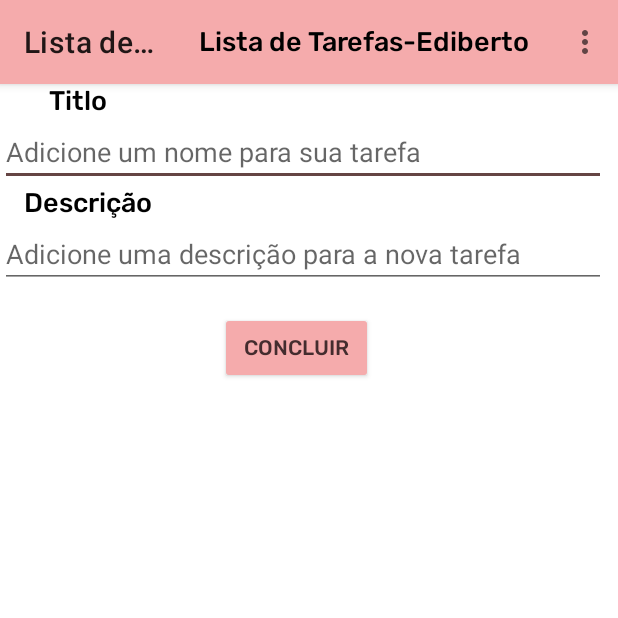
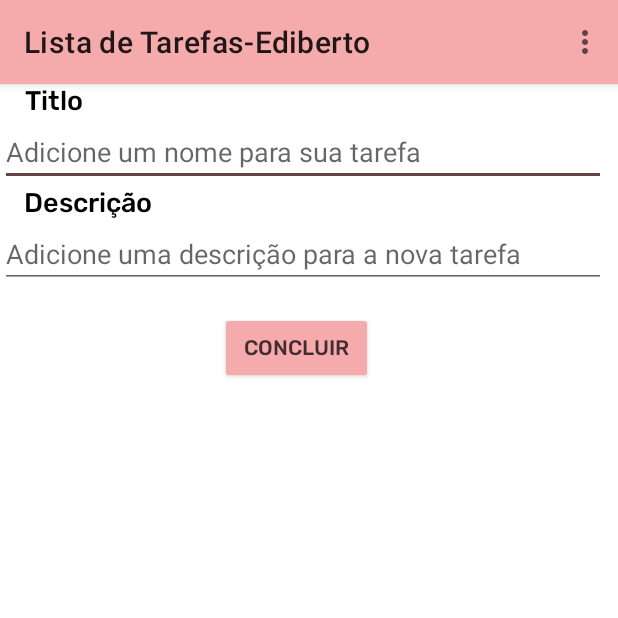
Before and after one commit to Ediberto/.TaskBeats, an Android app: the screen it shows after launch (TaskDetalhesActivity), after a tap on an icon or button, on a phone screen of 412 x 824 dp, the top half of it. Run offline under Robolectric (Android 15) with nearby library versions, the phone set to English and light mode, and no system bars; our stand-ins replace Room's generated code.

```diff
--- a/app/src/main/java/com/example/taskbeats_ediberto/presentation/NewsListAdapter.kt
+++ b/app/src/main/java/com/example/taskbeats_ediberto/presentation/NewsListAdapter.kt
@@ -48,7 +48,6 @@ class NewsListViewHolder(
 
     private val tvTitlo = view.findViewById<TextView>(R.id.tv_news_titlo)
     private val imgNews = view.findViewById<ImageView>(R.id.iv_news)
-
     fun bind(
         news: News
     ) {
--- a/app/src/main/java/com/example/taskbeats_ediberto/presentation/NewsListFragment.kt
+++ b/app/src/main/java/com/example/taskbeats_ediberto/presentation/NewsListFragment.kt
@@ -17,32 +17,6 @@ import com.example.taskbeats_ediberto.data.local.News
  * create an instance of this fragment.
  */
 class NewsListFragment : Fragment() {
-    //DAQUI
-  /*  private val urlList = listOf(
-        "https://www.example.com",
-        "https://www.google.com",
-        "https://www.openai.com"
-    )*/
-   /* private val urlList1 = "https://www.google.com"
-    val url = URL(urlList1)
-    val connection = url.openConnection() as HttpURLConnection */
-   // Intent intent = new Intent(Intent.ACTION_VIEW,
-   // Uri.parse(link.getText().toString()));
-   // startActivity(intent);
-    //connection.requestMethod = "GET"
-    // Faz a conexão e obtém a resposta
-    //val responseCode = connection.responseCode
-   // println("URL: $urlList1 | Response Code: $responseCode")
-  /*  Button ok = (Button) findViewById(R.id.btnLink);
-    ok.setOnClickListener(new View.OnClickListener(){
-        @Override
-        public void onClick(View v) {
-            Intent intent = new Intent(Intent.ACTION_VIEW,
-                Uri.parse(link.getText().toString()));
-            startActivity(intent);
-        }
-    }); */
-    //AQUI
     //PARA RECUPERAR O RECYCLERVIEW NO FRAGMENT_NEWS_LIST.XML
     private val adapter: NewsListAdapter by lazy {
         NewsListAdapter()
--- a/app/src/main/java/com/example/taskbeats_ediberto/presentation/TaskListAdapter.kt
+++ b/app/src/main/java/com/example/taskbeats_ediberto/presentation/TaskListAdapter.kt
@@ -62,22 +62,3 @@ class TaskListViewHolder(private val view: View) :
         }
     }
 }
-/*
-    //CRIAR OUTRA FUNÇÃO
-    fun submit(list: List<Task>) {
-        listTask = list
-        notifyDataSetChanged()
-    }
-
-    //TAMANHO DA MINHA LISTA
-    override fun getItemCount(): Int {
-        return listTask.size
-    }
-
-
-
-
-    }
-
-}
-*/
--- a/app/src/main/res/layout/activity_task_detalhes.xml
+++ b/app/src/main/res/layout/activity_task_detalhes.xml
@@ -7,13 +7,17 @@
     android:orientation="vertical"
     tools:context=".presentation.TaskDetalhesActivity">
     <include layout="@layout/toolbar"/>
+
     <TextView
         android:id="@+id/tv_task_titulo_detalhe"
         android:layout_width="wrap_content"
         android:layout_height="wrap_content"
+        android:paddingLeft="10dp"
+        android:layout_gravity="left"
         android:text="Titlo"
-        style="@style/Titlo3"
-        android:layout_marginStart="16dp"/>
+        android:layout_marginEnd="8dp"
+        style="@style/Titlo3"/>
+
     <EditText
         android:id="@+id/edt_task_titulo"
         android:layout_width="match_parent"
@@ -23,6 +27,8 @@
     <TextView
         android:layout_width="wrap_content"
         android:layout_height="wrap_content"
+        android:paddingLeft="10dp"
+        android:layout_gravity="left"
         android:text="Descrição"
         android:layout_marginEnd="8dp"
         style="@style/Titlo3"/>
--- a/app/src/main/res/layout/toolbar.xml
+++ b/app/src/main/res/layout/toolbar.xml
@@ -8,12 +8,4 @@
     android:background="?attr/colorPrimary"
     android:elevation="4dp">
 
-
-    <TextView
-        style="@style/Titlo3"
-        android:text="@string/app_name"
-        android:layout_width="wrap_content"
-        android:layout_height="wrap_content"
-        />
-
 </androidx.appcompat.widget.Toolbar>
```
Also changed, not shown: 1 other file.
